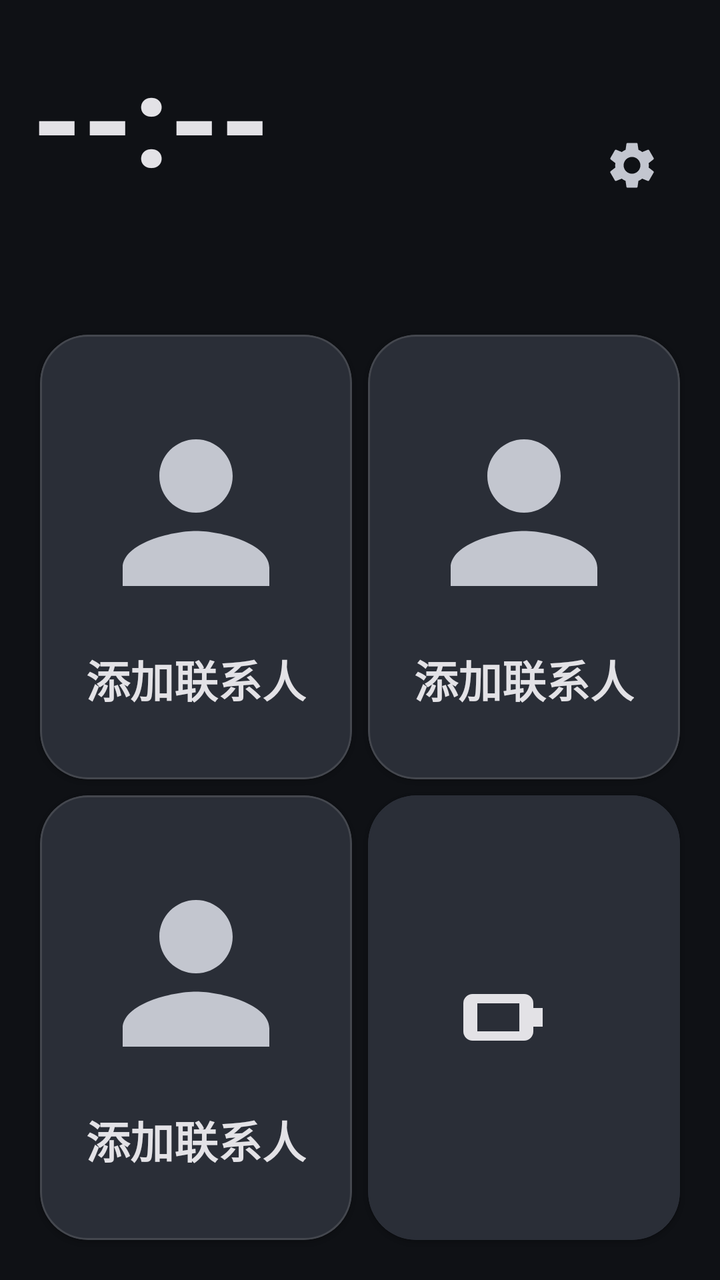
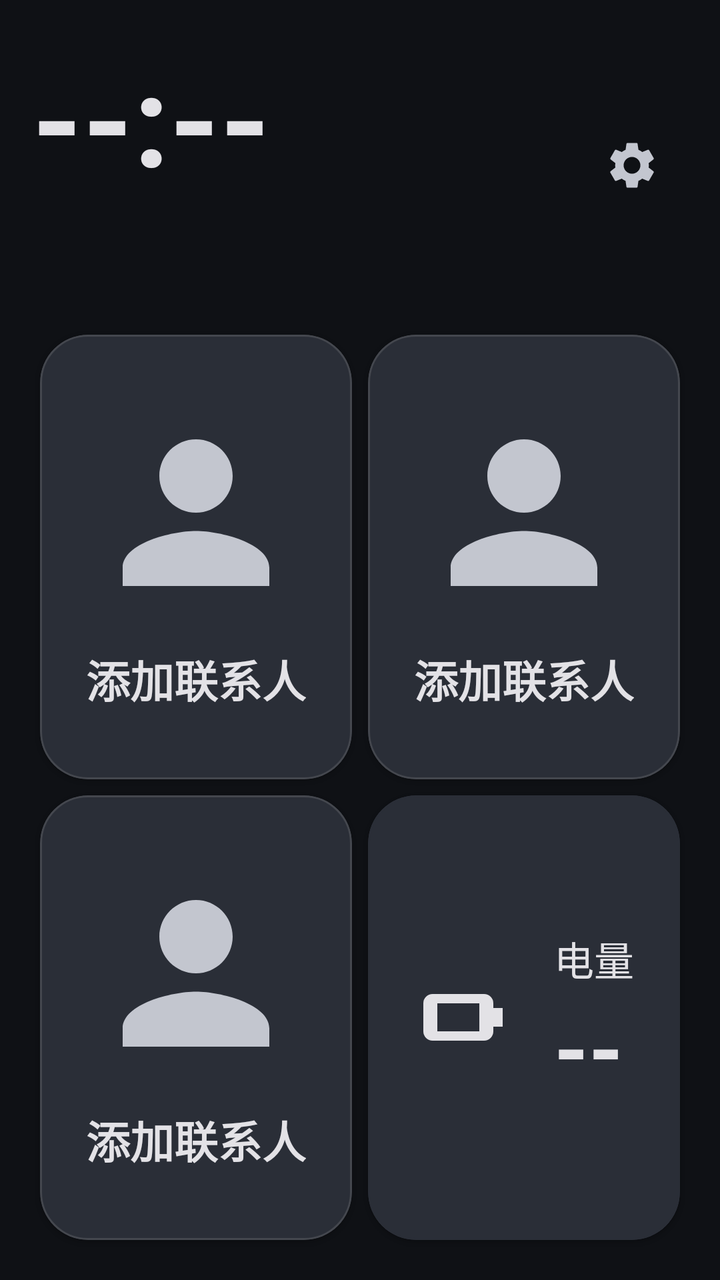

Compare the two renders of this Android layout. The source of the first and the diff that turns it into the second are given below.
<!-- AndroidManifest.xml: application theme Theme.ElderLauncher -->
<!-- res/layout/activity_home.xml -->
<?xml version="1.0" encoding="utf-8"?>
<LinearLayout xmlns:android="http://schemas.android.com/apk/res/android"
    xmlns:app="http://schemas.android.com/apk/res-auto"
    android:orientation="vertical"
    android:padding="16dp"
    android:background="?android:colorBackground"
    android:layout_width="match_parent"
    android:layout_height="match_parent">

    
    <LinearLayout
        android:orientation="horizontal"
        android:gravity="center_vertical"
        android:layout_width="match_parent"
        android:layout_height="wrap_content">

        <LinearLayout
            android:id="@+id/timeBlock"
            android:orientation="vertical"
            android:layout_width="0dp"
            android:layout_height="wrap_content"
            android:layout_weight="1">

            <TextView
                android:id="@+id/tvTime"
                android:layout_width="wrap_content"
                android:layout_height="wrap_content"
                android:text="--:--"
                android:textSize="64sp"
                android:textStyle="bold"
                android:textColor="?attr/colorOnSurface" />

            <TextView
                android:id="@+id/tvDate"
                android:layout_width="wrap_content"
                android:layout_height="wrap_content"
                android:text=""
                android:textSize="18sp"
                android:textColor="?attr/colorOnSurfaceVariant"
                android:layout_marginTop="2dp" />

            <TextView
                android:id="@+id/tvLunar"
                android:layout_width="wrap_content"
                android:layout_height="wrap_content"
                android:text=""
                android:textSize="16sp"
                android:textColor="?attr/colorOnSurfaceVariant" />
        </LinearLayout>

        
        <ImageButton
            android:id="@+id/btnSettings"
            android:layout_width="56dp"
            android:layout_height="56dp"
            android:src="@drawable/ic_settings"
            android:background="?attr/selectableItemBackgroundBorderless"
            app:tint="?attr/colorOnSurfaceVariant"
            android:contentDescription="@string/home_settings"
            android:scaleType="centerInside" />
    </LinearLayout>

    
    <GridLayout
        android:id="@+id/gridContacts"
        android:layout_width="match_parent"
        android:layout_height="0dp"
        android:layout_weight="1"
        android:columnCount="2"
        android:rowCount="2"
        android:useDefaultMargins="true"
        android:layout_marginTop="14dp">

        <com.google.android.material.card.MaterialCardView
            android:id="@+id/cardContact1"
            style="@style/ContactCard">
            <LinearLayout
                android:orientation="vertical"
                android:gravity="center"
                android:layout_width="match_parent"
                android:layout_height="match_parent">
                <com.google.android.material.imageview.ShapeableImageView
                    android:id="@+id/imgAvatar1"
                    android:layout_width="110dp"
                    android:layout_height="110dp"
                    android:scaleType="centerCrop"
                    android:src="@drawable/ic_person"
                    app:tint="?attr/colorOnSurfaceVariant"
                    app:shapeAppearanceOverlay="@style/AvatarRounded" />
                <TextView
                    android:id="@+id/tvName1"
                    android:layout_width="wrap_content"
                    android:layout_height="wrap_content"
                    android:text="@string/contact_add"
                    android:textSize="22sp"
                    android:textStyle="bold"
                    android:textColor="?attr/colorOnSurface"
                    android:layout_marginTop="12dp"
                    android:ellipsize="end"
                    android:maxLines="1" />
            </LinearLayout>
        </com.google.android.material.card.MaterialCardView>

        <com.google.android.material.card.MaterialCardView
            android:id="@+id/cardContact2"
            style="@style/ContactCard">
            <LinearLayout
                android:orientation="vertical"
                android:gravity="center"
                android:layout_width="match_parent"
                android:layout_height="match_parent">
                <com.google.android.material.imageview.ShapeableImageView
                    android:id="@+id/imgAvatar2"
                    android:layout_width="110dp"
                    android:layout_height="110dp"
                    android:scaleType="centerCrop"
                    android:src="@drawable/ic_person"
                    app:tint="?attr/colorOnSurfaceVariant"
                    app:shapeAppearanceOverlay="@style/AvatarRounded" />
                <TextView
                    android:id="@+id/tvName2"
                    android:layout_width="wrap_content"
                    android:layout_height="wrap_content"
                    android:text="@string/contact_add"
                    android:textSize="22sp"
                    android:textStyle="bold"
                    android:textColor="?attr/colorOnSurface"
                    android:layout_marginTop="12dp"
                    android:ellipsize="end"
                    android:maxLines="1" />
            </LinearLayout>
        </com.google.android.material.card.MaterialCardView>

        <com.google.android.material.card.MaterialCardView
            android:id="@+id/cardContact3"
            style="@style/ContactCard">
            <LinearLayout
                android:orientation="vertical"
                android:gravity="center"
                android:layout_width="match_parent"
                android:layout_height="match_parent">
                <com.google.android.material.imageview.ShapeableImageView
                    android:id="@+id/imgAvatar3"
                    android:layout_width="110dp"
                    android:layout_height="110dp"
                    android:scaleType="centerCrop"
                    android:src="@drawable/ic_person"
                    app:tint="?attr/colorOnSurfaceVariant"
                    app:shapeAppearanceOverlay="@style/AvatarRounded" />
                <TextView
                    android:id="@+id/tvName3"
                    android:layout_width="wrap_content"
                    android:layout_height="wrap_content"
                    android:text="@string/contact_add"
                    android:textSize="22sp"
                    android:textStyle="bold"
                    android:textColor="?attr/colorOnSurface"
                    android:layout_marginTop="12dp"
                    android:ellipsize="end"
                    android:maxLines="1" />
            </LinearLayout>
        </com.google.android.material.card.MaterialCardView>

        
        <com.google.android.material.card.MaterialCardView
            android:id="@+id/cardBattery"
            android:layout_width="0dp"
            android:layout_height="0dp"
            android:layout_columnWeight="1"
            android:layout_rowWeight="1"
            app:cardBackgroundColor="@color/colorBatteryNormalBg"
            app:cardCornerRadius="24dp"
            app:cardElevation="1dp"
            app:contentPadding="16dp">

            <LinearLayout
                android:orientation="horizontal"
                android:gravity="center_vertical|center_horizontal"
                android:layout_width="match_parent"
                android:layout_height="match_parent">

                <ImageView
                    android:id="@+id/imgBattery"
                    android:layout_width="56dp"
                    android:layout_height="56dp"
                    android:src="@drawable/ic_battery"
                    app:tint="@color/colorBatteryNormalFg" />

                <LinearLayout
                    android:orientation="vertical"
                    android:layout_marginStart="14dp">
                    <TextView
                        android:id="@+id/tvBatteryLabel"
                        android:layout_width="wrap_content"
                        android:layout_height="wrap_content"
                        android:text="@string/home_battery"
                        android:textSize="20sp"
                        android:textColor="@color/colorBatteryNormalFg" />
                    <TextView
                        android:id="@+id/tvBattery"
                        android:layout_width="wrap_content"
                        android:layout_height="wrap_content"
                        android:text="--"
                        android:textSize="44sp"
                        android:textStyle="bold"
                        android:textColor="@color/colorBatteryNormalFg" />
                </LinearLayout>
            </LinearLayout>
        </com.google.android.material.card.MaterialCardView>
    </GridLayout>
</LinearLayout>
<!-- resources referenced by this layout -->
<resources>
  <color name="colorBatteryNormalBg">#2A2E37</color>
  <color name="colorBatteryNormalFg">#E3E2E6</color>
  <!-- drawable ic_battery (drawable) -->
  <vector xmlns:android="http://schemas.android.com/apk/res/android"
      android:width="48dp"
      android:height="48dp"
      android:viewportWidth="24"
      android:viewportHeight="24">
      
      <path
          android:fillColor="#FFFFFF"
          android:fillType="evenOdd"
          android:pathData="M4,7 h11 a2,2 0 0 1 2,2 v6 a2,2 0 0 1 -2,2 h-11 a2,2 0 0 1 -2,-2 v-6 a2,2 0 0 1 2,-2 z M5,9 h9 v6 h-9 z" />
      <path
          android:fillColor="#FFFFFF"
          android:pathData="M17,10 h2 v4 h-2 z" />
  </vector>
  <!-- drawable ic_person (drawable) -->
  <vector xmlns:android="http://schemas.android.com/apk/res/android"
      android:width="56dp"
      android:height="56dp"
      android:viewportWidth="24"
      android:viewportHeight="24">
      <path
          android:fillColor="#FFFFFF"
          android:pathData="M12,12c2.21,0 4,-1.79 4,-4s-1.79,-4 -4,-4 -4,1.79 -4,4 1.79,4 4,4zM12,14c-2.67,0 -8,1.34 -8,4v2h16v-2c0,-2.66 -5.33,-4 -8,-4z" />
  </vector>
  <string name="contact_add">添加联系人</string>
  <string name="home_battery">电量</string>
  <string name="home_settings">设置</string>
  <style name="AvatarRounded">
          <item name="cornerFamily">rounded</item>
          <item name="cornerSize">16dp</item>
      </style>
  <style name="ContactCard" parent="Widget.Material3.CardView.Filled">
          <item name="android:layout_width">0dp</item>
          <item name="android:layout_height">0dp</item>
          <item name="android:layout_columnWeight">1</item>
          <item name="android:layout_rowWeight">1</item>
          <item name="cardBackgroundColor">?attr/colorSurfaceVariant</item>
          <item name="cardCornerRadius">24dp</item>
          <item name="cardElevation">1dp</item>
          <item name="contentPadding">12dp</item>
          <item name="strokeColor">?attr/colorOutline</item>
          <item name="strokeWidth">1dp</item>
      </style>
  <color name="colorPrimary">#AEC6FF</color>
  <color name="colorOnPrimary">#0B2F66</color>
  <color name="colorPrimaryContainer">#284786</color>
  <color name="colorOnPrimaryContainer">#D9E2FF</color>
  <color name="colorSecondary">#BEC6DC</color>
  <color name="colorOnSecondary">#283141</color>
  <color name="colorSecondaryContainer">#3E4759</color>
  <color name="colorOnSecondaryContainer">#DAE2F9</color>
  <color name="colorTertiary">#DDBCE4</color>
  <color name="colorOnTertiary">#3F2844</color>
  <color name="colorTertiaryContainer">#573E5C</color>
  <color name="colorOnTertiaryContainer">#FAD8FF</color>
  <color name="colorOnBackground">#E2E2E9</color>
  <color name="colorSurface">#1A1C22</color>
  <color name="colorOnSurface">#E3E2E6</color>
  <color name="colorSurfaceVariant">#2A2E37</color>
  <color name="colorOnSurfaceVariant">#C3C6CF</color>
  <color name="colorSurfaceContainer">#1E2128</color>
  <color name="colorSurfaceContainerHigh">#282C34</color>
  <color name="colorSurfaceContainerHighest">#33373F</color>
  <color name="colorOutline">#44474E</color>
  <color name="colorOutlineVariant">#2A2E37</color>
  <color name="colorError">#FFB4AB</color>
  <color name="colorOnError">#690005</color>
  <color name="colorErrorContainer">#93000A</color>
  <color name="colorOnErrorContainer">#FFDAD6</color>
  <color name="colorBackground">#0F1115</color>
  <!-- unchanged entries left out for length: 2 -->
</resources>

<!-- the commit's change to res/layout/activity_home.xml (unified diff, before → after) -->
@@ -188,6 +188,8 @@
 
                 <LinearLayout
                     android:orientation="vertical"
+                    android:layout_width="wrap_content"
+                    android:layout_height="wrap_content"
                     android:layout_marginStart="14dp">
                     <TextView
                         android:id="@+id/tvBatteryLabel"
